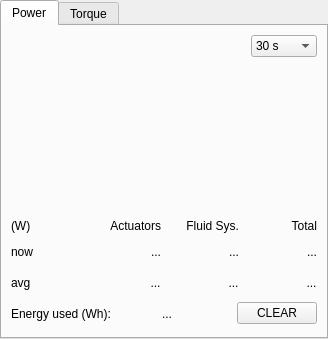
Qt form src/widgets/diagnostics_widget.ui (cbrice72/LIBRA-App) before a commit.
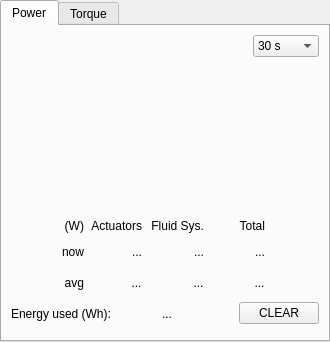
The same form after that commit. Custom widgets are drawn as their Qt base class.

Commit message: improve diagnostics tab

The edit to the form file:
```diff
--- a/src/widgets/diagnostics_widget.ui
+++ b/src/widgets/diagnostics_widget.ui
@@ -97,12 +97,30 @@
         </widget>
        </item>
        <item>
+        <layout class="QHBoxLayout" name="hl_power_values">
+         <item>
+          <spacer name="h_spacer_power_values_l">
+           <property name="orientation">
+            <enum>Qt::Orientation::Horizontal</enum>
+           </property>
+           <property name="sizeHint" stdset="0">
+            <size>
+             <width>0</width>
+             <height>20</height>
+            </size>
+           </property>
+          </spacer>
+         </item>
+         <item>
         <layout class="QGridLayout" name="gl_power_values">
          <item row="0" column="0">
           <widget class="QLabel" name="static_l_power_unit">
            <property name="text">
             <string>(W)</string>
            </property>
+           <property name="alignment">
+            <set>Qt::AlignmentFlag::AlignRight|Qt::AlignmentFlag::AlignTrailing|Qt::AlignmentFlag::AlignVCenter</set>
+           </property>
           </widget>
          </item>
          <item row="0" column="1">
@@ -113,6 +131,9 @@
            <property name="alignment">
             <set>Qt::AlignmentFlag::AlignRight|Qt::AlignmentFlag::AlignTrailing|Qt::AlignmentFlag::AlignVCenter</set>
            </property>
+           <property name="indent">
+            <number>3</number>
+           </property>
           </widget>
          </item>
          <item row="0" column="2">
@@ -123,6 +144,9 @@
            <property name="alignment">
             <set>Qt::AlignmentFlag::AlignRight|Qt::AlignmentFlag::AlignTrailing|Qt::AlignmentFlag::AlignVCenter</set>
            </property>
+           <property name="indent">
+            <number>3</number>
+           </property>
           </widget>
          </item>
          <item row="0" column="3">
@@ -133,6 +157,9 @@
            <property name="alignment">
             <set>Qt::AlignmentFlag::AlignRight|Qt::AlignmentFlag::AlignTrailing|Qt::AlignmentFlag::AlignVCenter</set>
            </property>
+           <property name="indent">
+            <number>3</number>
+           </property>
           </widget>
          </item>
          <item row="1" column="0">
@@ -140,6 +167,9 @@
            <property name="text">
             <string>now</string>
            </property>
+           <property name="alignment">
+            <set>Qt::AlignmentFlag::AlignRight|Qt::AlignmentFlag::AlignTrailing|Qt::AlignmentFlag::AlignVCenter</set>
+           </property>
           </widget>
          </item>
          <item row="2" column="0">
@@ -147,6 +177,9 @@
            <property name="text">
             <string>avg</string>
            </property>
+           <property name="alignment">
+            <set>Qt::AlignmentFlag::AlignRight|Qt::AlignmentFlag::AlignTrailing|Qt::AlignmentFlag::AlignVCenter</set>
+           </property>
           </widget>
          </item>
          <item row="1" column="1">
@@ -166,6 +199,9 @@
            <property name="alignment">
             <set>Qt::AlignmentFlag::AlignRight|Qt::AlignmentFlag::AlignTrailing|Qt::AlignmentFlag::AlignVCenter</set>
            </property>
+           <property name="indent">
+            <number>3</number>
+           </property>
           </widget>
          </item>
          <item row="2" column="1">
@@ -190,6 +226,9 @@
            <property name="alignment">
             <set>Qt::AlignmentFlag::AlignRight|Qt::AlignmentFlag::AlignTrailing|Qt::AlignmentFlag::AlignVCenter</set>
            </property>
+           <property name="indent">
+            <number>3</number>
+           </property>
           </widget>
          </item>
          <item row="1" column="2">
@@ -209,6 +248,9 @@
            <property name="alignment">
             <set>Qt::AlignmentFlag::AlignRight|Qt::AlignmentFlag::AlignTrailing|Qt::AlignmentFlag::AlignVCenter</set>
            </property>
+           <property name="indent">
+            <number>3</number>
+           </property>
           </widget>
          </item>
          <item row="2" column="2">
@@ -233,6 +275,9 @@
            <property name="alignment">
             <set>Qt::AlignmentFlag::AlignRight|Qt::AlignmentFlag::AlignTrailing|Qt::AlignmentFlag::AlignVCenter</set>
            </property>
+           <property name="indent">
+            <number>3</number>
+           </property>
           </widget>
          </item>
          <item row="1" column="3">
@@ -252,6 +297,9 @@
            <property name="alignment">
             <set>Qt::AlignmentFlag::AlignRight|Qt::AlignmentFlag::AlignTrailing|Qt::AlignmentFlag::AlignVCenter</set>
            </property>
+           <property name="indent">
+            <number>3</number>
+           </property>
           </widget>
          </item>
          <item row="2" column="3">
@@ -276,7 +324,25 @@
            <property name="alignment">
             <set>Qt::AlignmentFlag::AlignRight|Qt::AlignmentFlag::AlignTrailing|Qt::AlignmentFlag::AlignVCenter</set>
            </property>
+           <property name="indent">
+            <number>3</number>
+           </property>
           </widget>
+         </item>
+          </layout>
+         </item>
+         <item>
+          <spacer name="h_spacer_power_values_r">
+           <property name="orientation">
+            <enum>Qt::Orientation::Horizontal</enum>
+           </property>
+           <property name="sizeHint" stdset="0">
+            <size>
+             <width>0</width>
+             <height>20</height>
+            </size>
+           </property>
+          </spacer>
          </item>
         </layout>
        </item>
@@ -443,6 +509,9 @@
            <property name="alignment">
             <set>Qt::AlignmentFlag::AlignRight|Qt::AlignmentFlag::AlignTrailing|Qt::AlignmentFlag::AlignVCenter</set>
            </property>
+           <property name="indent">
+            <number>3</number>
+           </property>
           </widget>
          </item>
          <item row="0" column="2">
@@ -453,6 +522,9 @@
            <property name="alignment">
             <set>Qt::AlignmentFlag::AlignRight|Qt::AlignmentFlag::AlignTrailing|Qt::AlignmentFlag::AlignVCenter</set>
            </property>
+           <property name="indent">
+            <number>3</number>
+           </property>
           </widget>
          </item>
          <item row="0" column="3">
@@ -463,6 +535,9 @@
            <property name="alignment">
             <set>Qt::AlignmentFlag::AlignRight|Qt::AlignmentFlag::AlignTrailing|Qt::AlignmentFlag::AlignVCenter</set>
            </property>
+           <property name="indent">
+            <number>3</number>
+           </property>
           </widget>
          </item>
          <item row="1" column="0">
@@ -496,6 +571,9 @@
            <property name="alignment">
             <set>Qt::AlignmentFlag::AlignRight|Qt::AlignmentFlag::AlignTrailing|Qt::AlignmentFlag::AlignVCenter</set>
            </property>
+           <property name="indent">
+            <number>3</number>
+           </property>
           </widget>
          </item>
          <item row="2" column="1">
@@ -520,6 +598,9 @@
            <property name="alignment">
             <set>Qt::AlignmentFlag::AlignRight|Qt::AlignmentFlag::AlignTrailing|Qt::AlignmentFlag::AlignVCenter</set>
            </property>
+           <property name="indent">
+            <number>3</number>
+           </property>
           </widget>
          </item>
          <item row="1" column="2">
@@ -539,6 +620,9 @@
            <property name="alignment">
             <set>Qt::AlignmentFlag::AlignRight|Qt::AlignmentFlag::AlignTrailing|Qt::AlignmentFlag::AlignVCenter</set>
            </property>
+           <property name="indent">
+            <number>3</number>
+           </property>
           </widget>
          </item>
          <item row="2" column="2">
@@ -563,6 +647,9 @@
            <property name="alignment">
             <set>Qt::AlignmentFlag::AlignRight|Qt::AlignmentFlag::AlignTrailing|Qt::AlignmentFlag::AlignVCenter</set>
            </property>
+           <property name="indent">
+            <number>3</number>
+           </property>
           </widget>
          </item>
          <item row="1" column="3">
@@ -582,6 +669,9 @@
            <property name="alignment">
             <set>Qt::AlignmentFlag::AlignRight|Qt::AlignmentFlag::AlignTrailing|Qt::AlignmentFlag::AlignVCenter</set>
            </property>
+           <property name="indent">
+            <number>3</number>
+           </property>
           </widget>
          </item>
          <item row="2" column="3">
@@ -606,6 +696,9 @@
            <property name="alignment">
             <set>Qt::AlignmentFlag::AlignRight|Qt::AlignmentFlag::AlignTrailing|Qt::AlignmentFlag::AlignVCenter</set>
            </property>
+           <property name="indent">
+            <number>3</number>
+           </property>
           </widget>
          </item>
           </layout>
@@ -624,6 +717,8 @@
           </spacer>
          </item>
          <item>
+          <layout class="QVBoxLayout" name="vl_torque_limits">
+           <item alignment="Qt::AlignmentFlag::AlignHCenter">
           <widget class="DotPlotWidget" name="dp_torque">
            <property name="sizePolicy">
             <sizepolicy hsizetype="Fixed" vsizetype="Fixed">
@@ -641,6 +736,21 @@
             <string>Measured torque at the central joint (up = arm forward); rings = torque limits</string>
            </property>
           </widget>
+           </item>
+           <item>
+            <widget class="QLabel" name="l_torque_limits">
+             <property name="statusTip">
+              <string>Current reactive CW torque limits</string>
+             </property>
+             <property name="text">
+              <string>...</string>
+             </property>
+             <property name="alignment">
+              <set>Qt::AlignmentFlag::AlignCenter</set>
+             </property>
+            </widget>
+           </item>
+          </layout>
          </item>
         </layout>
        </item>
```
Lines whose indentation alone changed are shown as unchanged. The commit also changes 3 other files.
